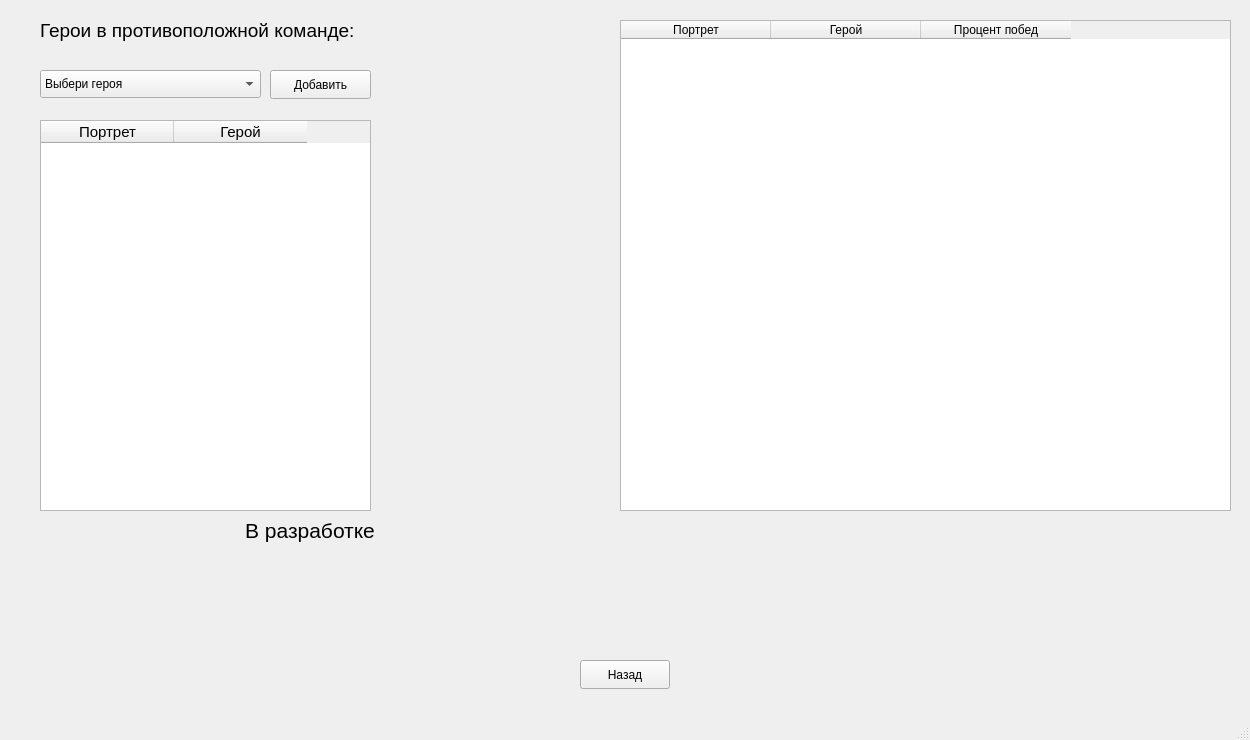
Above: mainwindow.ui from HXPPY228/Kursovaya2024 before the change. Below: the same form after it.
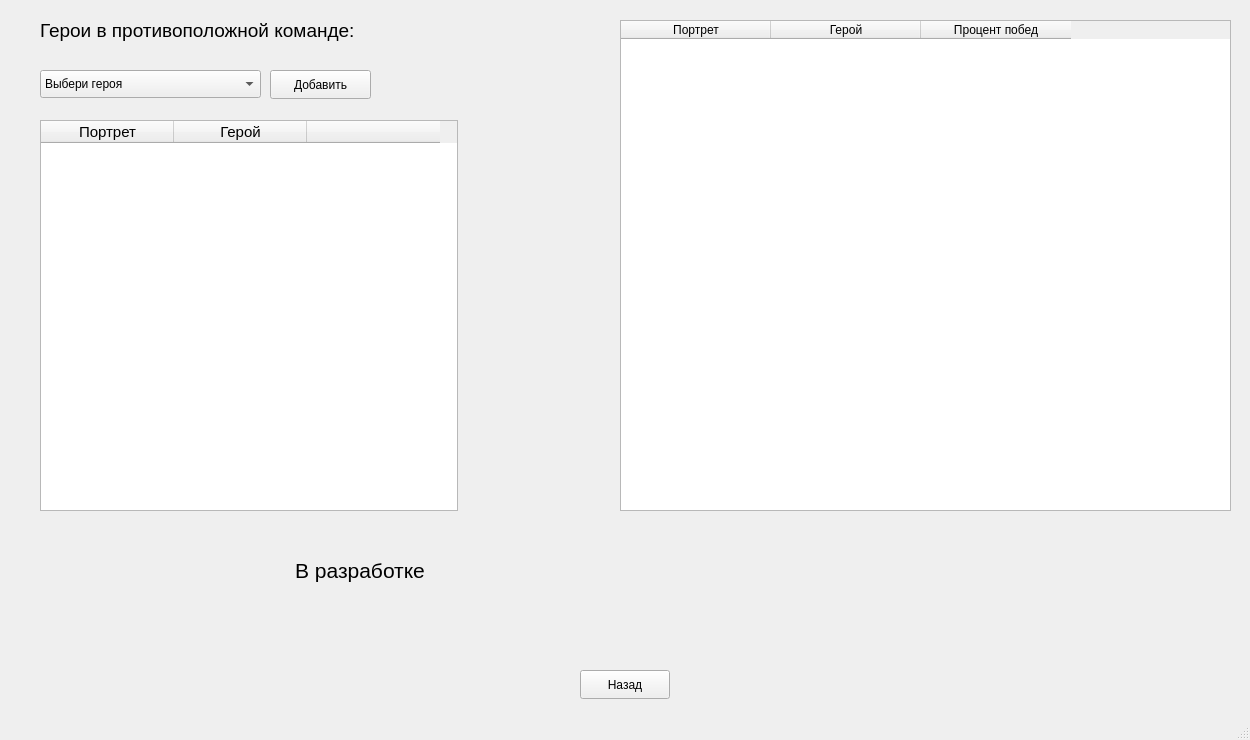
That is the form after the change.

```diff
--- a/mainwindow.ui
+++ b/mainwindow.ui
@@ -51,8 +51,8 @@
      <widget class="QLabel" name="label">
       <property name="geometry">
        <rect>
-        <x>220</x>
-        <y>510</y>
+        <x>270</x>
+        <y>550</y>
         <width>180</width>
         <height>41</height>
        </rect>
@@ -73,7 +73,7 @@
       <property name="geometry">
        <rect>
         <x>580</x>
-        <y>660</y>
+        <y>670</y>
         <width>90</width>
         <height>29</height>
        </rect>
@@ -192,7 +192,7 @@
        <rect>
         <x>40</x>
         <y>120</y>
-        <width>331</width>
+        <width>418</width>
         <height>391</height>
        </rect>
       </property>
@@ -213,6 +213,9 @@
       <attribute name="horizontalHeaderDefaultSectionSize">
        <number>133</number>
       </attribute>
+      <attribute name="horizontalHeaderStretchLastSection">
+       <bool>false</bool>
+      </attribute>
       <attribute name="verticalHeaderDefaultSectionSize">
        <number>73</number>
       </attribute>
@@ -226,6 +229,11 @@
         <string>Герой</string>
        </property>
       </column>
+      <column>
+       <property name="text">
+        <string/>
+       </property>
+      </column>
      </widget>
     </widget>
    </widget>
```
Left out of the diff: 50 changed lines with no effect on the pictures.
